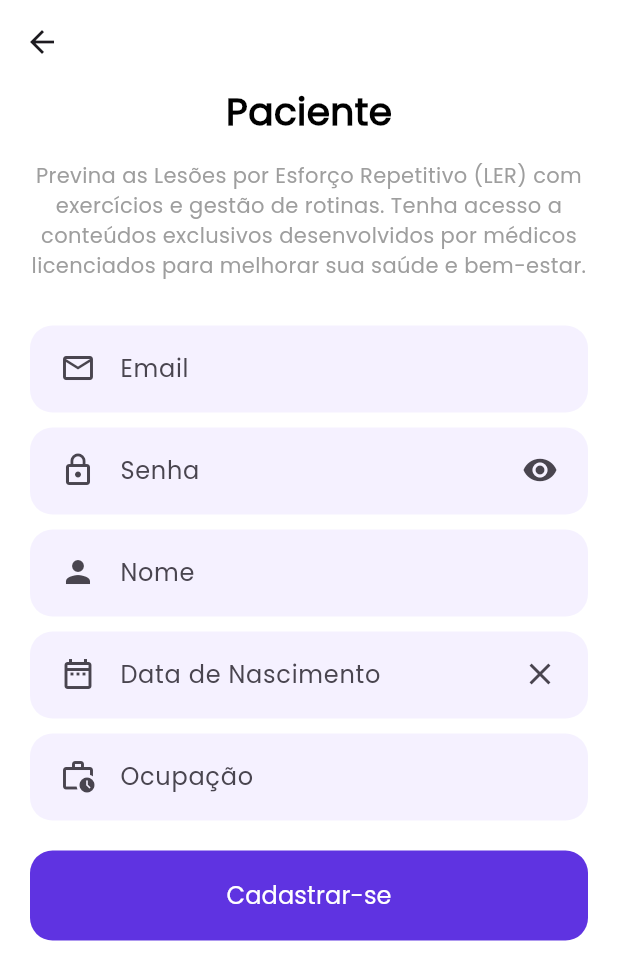
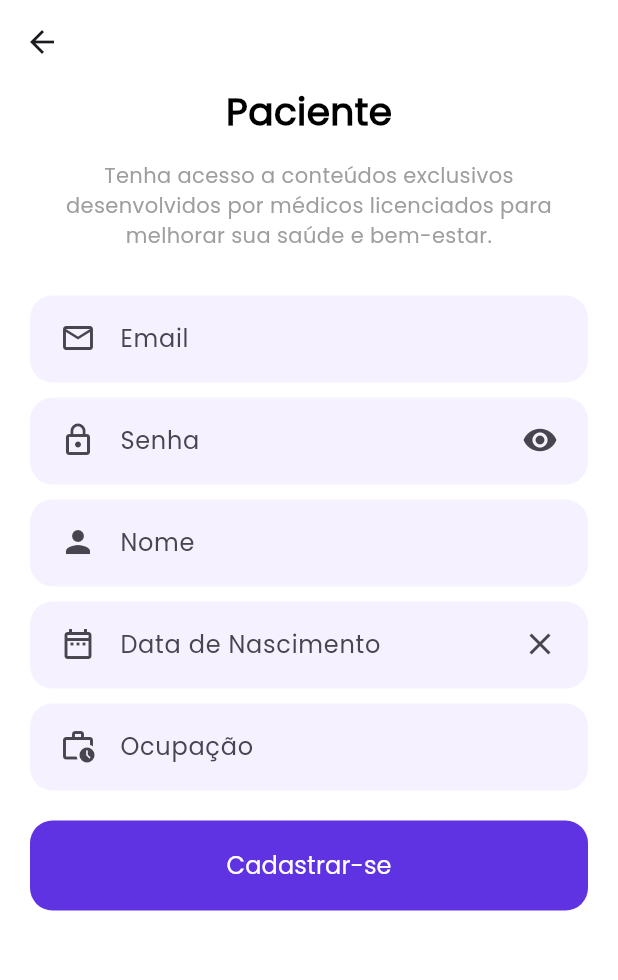
Before and after one commit to dvdgd/prev-ler-proj-mobile, a Flutter app: the RegisterPatientPage screen opened directly, on a phone screen of 412 x 824 dp. Shown: the top 980 px of the screen. Run offline on Flutter 3.47's test engine with Material 2 defaults, Android fonts, the phone set to English and light mode, and no system bars; our stand-ins replace flutter_dotenv, flutter_riverpod, flutter_secure_storage, jwt_decoder; accounts and stored records are empty.

Commit message:
refactor: change register patient description

```diff
--- a/lib/pages/auths/register_patient_page.dart
+++ b/lib/pages/auths/register_patient_page.dart
@@ -97,7 +97,7 @@ class _RegisterPatientPageState extends State<RegisterPatientPage> {
               const Padding(
                 padding: EdgeInsets.only(left: 20.0, right: 20, top: 15),
                 child: Text(
-                  "Previna as Lesões por Esforço Repetitivo (LER) com exercícios e gestão de rotinas. Tenha acesso a conteúdos exclusivos desenvolvidos por médicos licenciados para melhorar sua saúde e bem-estar.",
+                  "Tenha acesso a conteúdos exclusivos desenvolvidos por médicos licenciados para melhorar sua saúde e bem-estar.",
                   style: TextStyle(
                     fontSize: 14,
                     color: Colors.grey,
```
